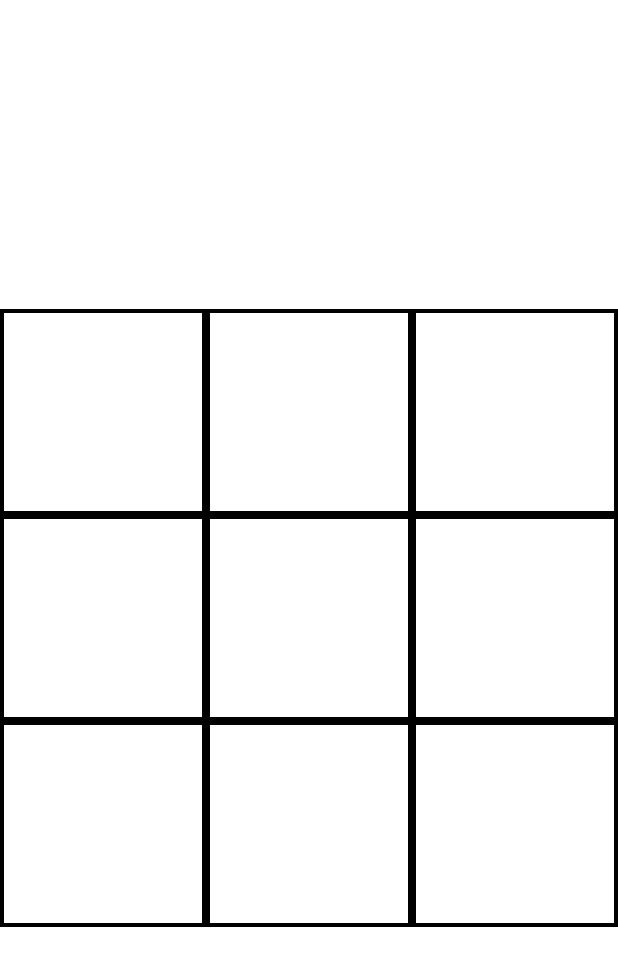
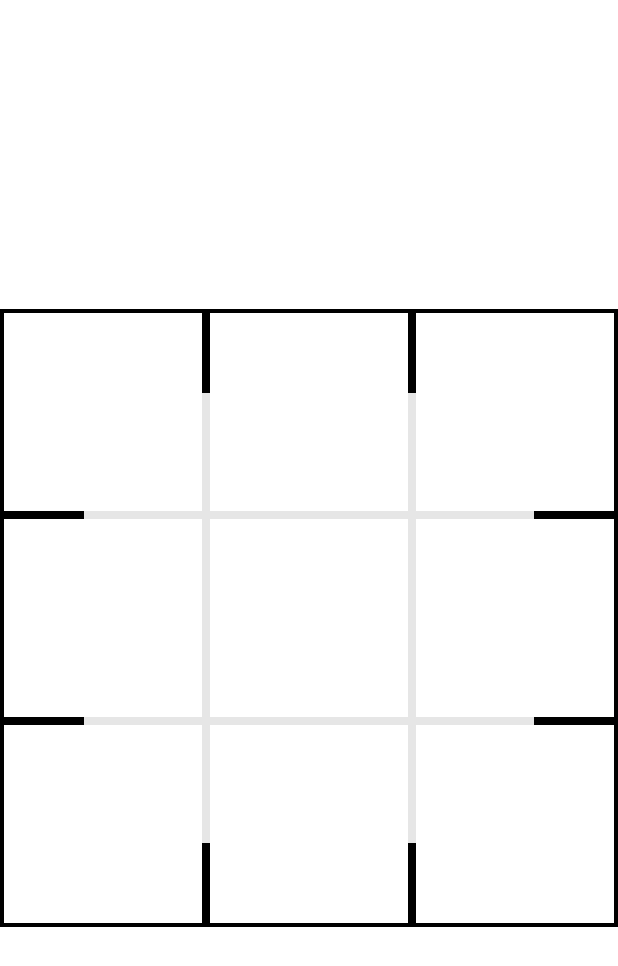
Before and after one commit to hsuanne/tic-tac-toe, an Android app: the layout activity_main.xml on its own in the app's theme, with its tools: preview values and no code run, on a phone screen of 412 x 824 dp. Shown: the top 966 px of the screen. Run offline under Robolectric (Android 15) with nearby library versions, the phone set to English and light mode, and no system bars.

Commit message:
winning UI

```diff
--- a/app/src/main/java/com/example/tic_tac_toe/GameStatus.kt
+++ b/app/src/main/java/com/example/tic_tac_toe/GameStatus.kt
@@ -7,12 +7,12 @@ class GameStatus {
     fun ended(winner: GameSymbol): GameStatus {
         this.isEnded = true
         this.winner = winner
-        return GameStatus()
+        return this
     }
 
     fun ongoing(): GameStatus {
         this.isEnded = false
         this.winner = null
-        return GameStatus()
+        return this
     }
 }
--- a/app/src/main/res/layout/activity_main.xml
+++ b/app/src/main/res/layout/activity_main.xml
@@ -16,4 +16,18 @@
         app:layout_constraintRight_toRightOf="parent"
         app:layout_constraintTop_toTopOf="parent" />
 
+
+        <TextView
+            android:id="@+id/resultView"
+            android:layout_width="300dp"
+            android:layout_height="300dp"
+            android:textColor="@color/black"
+            android:textSize="20sp"
+            android:gravity="center"
+            android:background="#E6FFFFFF"
+            app:layout_constraintBottom_toBottomOf="parent"
+            app:layout_constraintLeft_toLeftOf="parent"
+            app:layout_constraintRight_toRightOf="parent"
+            app:layout_constraintTop_toTopOf="parent" />
+
 </androidx.constraintlayout.widget.ConstraintLayout>
```
Also changed, not shown: app/src/main/java/com/example/tic_tac_toe/GameViewModel.kt (+7 -2 lines), app/src/main/java/com/example/tic_tac_toe/MainActivity.kt (+48 -6 lines).
